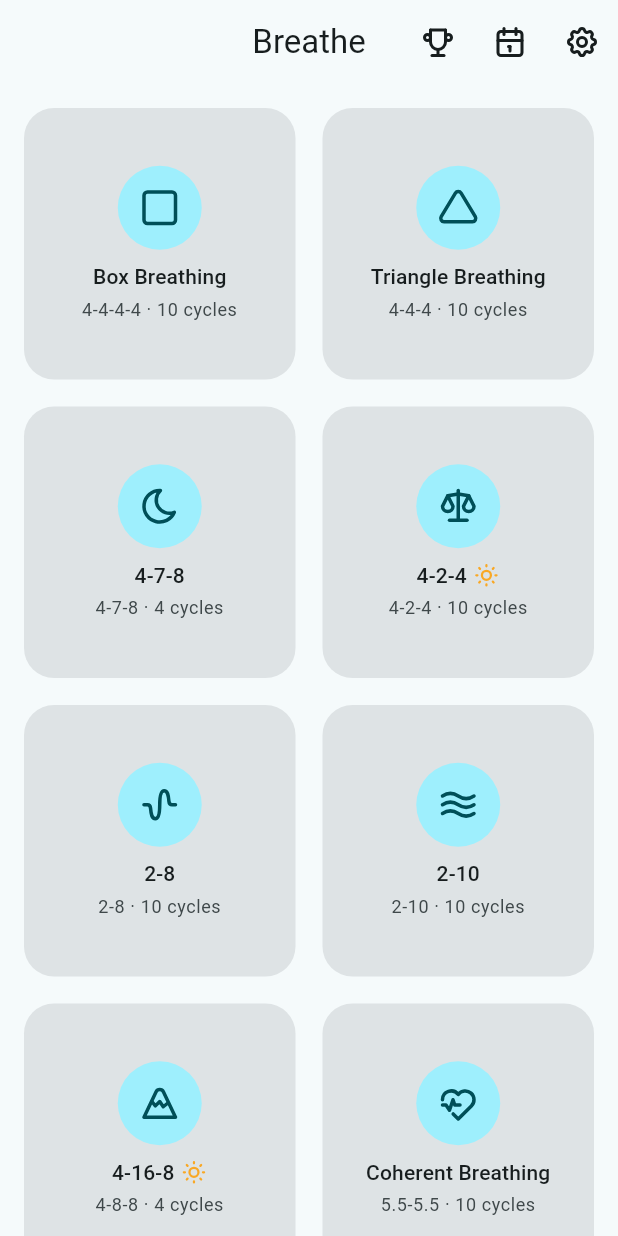
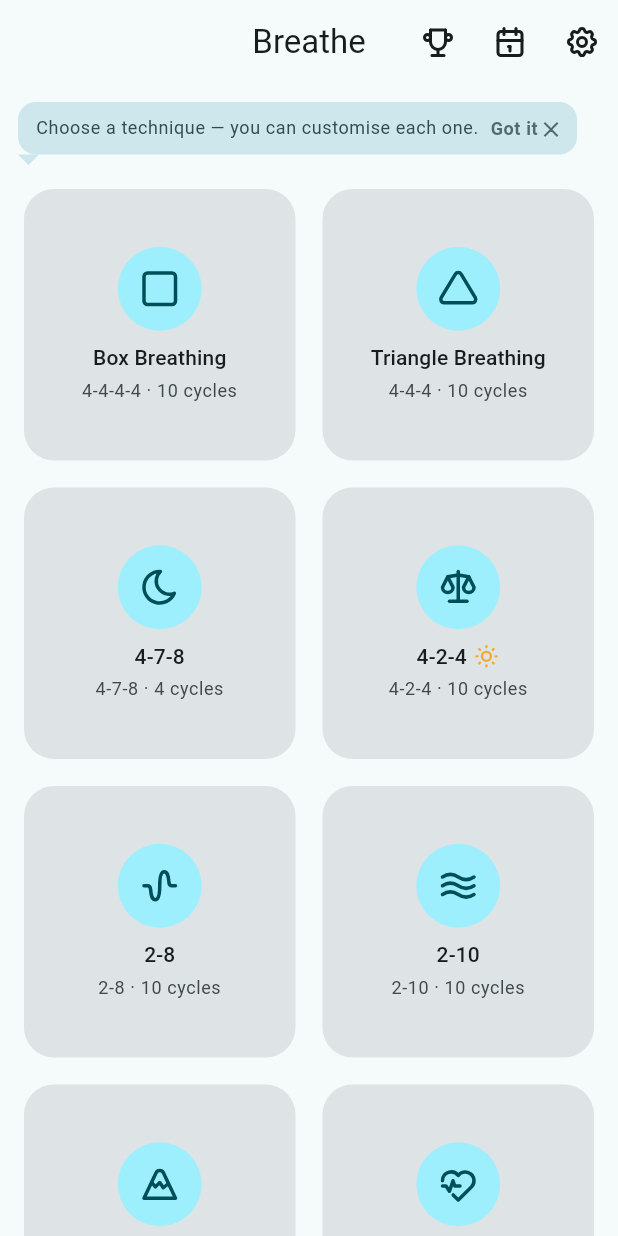
Before and after one commit to gggssaggg-beep/breathin, a Flutter app: the screen it shows after launch, on a phone screen of 412 x 824 dp. Run offline on Flutter 3.47's test engine with Material 3 defaults, Android fonts, the phone set to English and light mode, and no system bars; our stand-ins replace audio_service, just_audio, package_info_plus, path_drawing, shared_preferences, supabase_flutter and 3 more; missing offline and left inert: audio_session, dart:js_interop; accounts and stored records are empty; network calls fail; statements that could not run were skipped.

Commit message:
feat(onboarding): приветствие + обучалки-облачка (№1)
Реализовано sonnet-агентом; агент прервался на лимите ДО проверки —
верификация и правки следующим шагом.

Co-Authored-By: Claude Fable 5 <noreply@anthropic.com>

````diff
--- a/lib/app/app.dart
+++ b/lib/app/app.dart
@@ -2,7 +2,10 @@ import 'package:flutter/material.dart';
 import 'package:url_launcher/url_launcher.dart';
 
 import '../features/home/home_screen.dart';
+import '../features/onboarding/coach_controller.dart';
+import '../features/onboarding/welcome_screen.dart';
 import '../l10n/generated/app_localizations.dart';
+import '../services/onboarding/coach_store.dart';
 import '../services/permissions/notification_permission.dart';
 import '../services/update/update_preferences.dart';
 import '../services/update/update_runtime.dart';
@@ -15,7 +18,15 @@ import 'theme.dart';
 class BreathinApp extends StatefulWidget {
   /// Отключается в тестах: проверка обновлений при старте не нужна.
   final bool checkUpdates;
-  const BreathinApp({super.key, this.checkUpdates = true});
+
+  /// Отключается в тестах: приветственный экран и коучмарки не нужны.
+  final bool showOnboarding;
+
+  const BreathinApp({
+    super.key,
+    this.checkUpdates = true,
+    this.showOnboarding = true,
+  });
 
   @override
   State<BreathinApp> createState() => _BreathinAppState();
@@ -23,15 +34,44 @@ class BreathinApp extends StatefulWidget {
 
 class _BreathinAppState extends State<BreathinApp> {
   final _messengerKey = GlobalKey<ScaffoldMessengerState>();
+  final _store = CoachStore();
+  late final CoachController _coachController;
 
   @override
   void initState() {
     super.initState();
+    _coachController = CoachController(store: _store);
+    if (widget.showOnboarding) {
+      // Загружаем данные контроллера подсказок.
+      _coachController.init();
+    }
     if (widget.checkUpdates) _checkUpdatesOnStart();
     // Разрешение на уведомления (Android 13+, медиа-уведомление сессии) —
     // после первого кадра, чтобы системный диалог лёг поверх готового UI.
-    WidgetsBinding.instance.addPostFrameCallback(
-      (_) => NotificationPermission.ensureRequestedOnce(),
+    WidgetsBinding.instance.addPostFrameCallback((_) {
+      NotificationPermission.ensureRequestedOnce();
+      if (widget.showOnboarding) _maybeShowWelcome();
+    });
+  }
+
+  @override
+  void dispose() {
+    _coachController.dispose();
+    super.dispose();
+  }
+
+  /// Показывает приветственный экран, если пользователь ещё его не видел.
+  /// Вызывается после первого кадра через addPostFrameCallback — безопасно.
+  Future<void> _maybeShowWelcome() async {
+    final seen = await _store.welcomeSeen();
+    if (seen) return;
+    if (!mounted) return;
+    final ctx = _messengerKey.currentContext;
+    if (ctx == null || !ctx.mounted) return;
+    await showDialog<void>(
+      context: ctx,
+      barrierDismissible: false,
+      builder: (_) => WelcomeScreen(store: _store),
     );
   }
 
@@ -89,6 +129,14 @@ class _BreathinAppState extends State<BreathinApp> {
       theme: AppTheme.light(),
       darkTheme: AppTheme.dark(),
       themeMode: ThemeMode.system,
+      // CoachScope вставляется через builder ВНУТРЬ MaterialApp (после
+      // локализаций и темы), но ВЫШЕ Navigator — так он доступен всем
+      // экранам через CoachScope.of(context) и не вызывает бесконечный
+      // rebuild самого MaterialApp.
+      builder: (context, child) => CoachScope(
+        controller: _coachController,
+        child: child!,
+      ),
       home: const HomeScreen(),
     );
   }
--- a/lib/features/home/home_screen.dart
+++ b/lib/features/home/home_screen.dart
@@ -2,6 +2,7 @@ import 'package:flutter/material.dart';
 
 import '../../domain/catalog/techniques.dart';
 import '../../domain/models/technique.dart';
+import '../../features/onboarding/coach_mark.dart';
 import '../../l10n/generated/app_localizations.dart';
 import '../../l10n/technique_texts.dart';
 import '../../ui/icons/breathin_icon.dart';
@@ -18,6 +19,7 @@ import '../stats/stats_screen.dart';
 /// Отображает все 12 техник из [catalog] в GridView 2 колонки.
 /// Для stage2-техник (Вим Хоф) — визуальная пометка «скоро» и приглушённый вид,
 /// но карточка тапабельна и ведёт на [TechniqueCardScreen].
+/// Над сеткой — коучмарк 'home.pick' (показывается один раз).
 class HomeScreen extends StatelessWidget {
   const HomeScreen({super.key});
 
@@ -51,9 +53,23 @@ class HomeScreen extends StatelessWidget {
           ),
         ],
       ),
-      body: GridView.builder(
+      body: Column(
+        crossAxisAlignment: CrossAxisAlignment.start,
+        children: [
+          // Коучмарк над сеткой: показывается один раз при первом запуске.
+          Padding(
+            padding: const EdgeInsets.fromLTRB(12, 12, 12, 0),
+            child: CoachMark(
+              id: 'home.pick',
+              message: l.coachHomePick,
+            ),
+          ),
+          // Сетка техник — занимает оставшееся место и прокручивается.
+          Expanded(
+            child: GridView.builder(
               padding: const EdgeInsets.all(12),
-        gridDelegate: const SliverGridDelegateWithFixedCrossAxisCount(
+              gridDelegate:
+                  const SliverGridDelegateWithFixedCrossAxisCount(
                 crossAxisCount: 2,
                 crossAxisSpacing: 10,
                 mainAxisSpacing: 10,
@@ -72,6 +88,9 @@ class HomeScreen extends StatelessWidget {
                   ),
                 );
               },
+            ),
+          ),
+        ],
       ),
     );
   }
--- /dev/null
+++ b/lib/features/onboarding/coach_controller.dart
@@ -0,0 +1,67 @@
+import 'package:flutter/material.dart';
+
+import '../../services/onboarding/coach_store.dart';
+
+/// Контроллер обучалок — ChangeNotifier поверх [CoachStore].
+///
+/// Хранит кешированный набор закрытых id и флаг готовности (данные загружены).
+/// [shouldShow] безопасно возвращает false до завершения загрузки.
+class CoachController extends ChangeNotifier {
+  final CoachStore _store;
+
+  Set<String> _seen = {};
+  bool _ready = false;
+
+  CoachController({CoachStore? store}) : _store = store ?? CoachStore();
+
+  /// true — данные загружены из хранилища и можно показывать подсказки.
+  bool get isReady => _ready;
+
+  /// Загружает сохранённые id. Вызывать один раз после создания контроллера.
+  Future<void> init() async {
+    _seen = await _store.loadSeen();
+    _ready = true;
+    notifyListeners();
+  }
+
+  /// Нужно ли показывать подсказку с данным [id].
+  bool shouldShow(String id) => _ready && !_seen.contains(id);
+
+  /// Закрывает подсказку [id]: добавляет в seen, персистит, уведомляет.
+  Future<void> dismiss(String id) async {
+    if (_seen.contains(id)) return;
+    _seen = {..._seen, id};
+    notifyListeners();
+    await _store.markSeen(id);
+  }
+
+  /// Сбрасывает все подсказки и приветствие — покажутся заново.
+  Future<void> resetAll() async {
+    await _store.reset();
+    _seen = {};
+    notifyListeners();
+  }
+}
+
+/// InheritedNotifier, который предоставляет [CoachController] вниз по дереву.
+///
+/// Оборачивает всё приложение в app.dart:
+/// ```dart
+/// CoachScope(controller: _coachController, child: MaterialApp(...))
+/// ```
+/// Доступ: `CoachScope.of(context)`.
+class CoachScope extends InheritedNotifier<CoachController> {
+  const CoachScope({
+    super.key,
+    required CoachController controller,
+    required super.child,
+  }) : super(notifier: controller);
+
+  /// Возвращает ближайший [CoachController] из контекста.
+  static CoachController of(BuildContext context) {
+    final scope =
+        context.dependOnInheritedWidgetOfExactType<CoachScope>();
+    assert(scope != null, 'CoachScope не найден в дереве виджетов');
+    return scope!.notifier!;
+  }
+}
--- /dev/null
+++ b/lib/features/onboarding/coach_mark.dart
@@ -0,0 +1,203 @@
+import 'package:flutter/material.dart';
+
+import '../../l10n/generated/app_localizations.dart';
+import 'coach_controller.dart';
+
+/// Инлайн-подсказка-«облачко» (coachmark).
+///
+/// Если контроллер говорит, что подсказку с данным [id] ещё не видели —
+/// рисует пузырёк с уголком-указателем вниз над [child] (или отдельно,
+/// если [child] == null). Тап по пузырьку закрывает его и помечает как
+/// просмотренный в персисте. Появляется с лёгкой анимацией opacity + translateY.
+///
+/// Когда подсказка не нужна — возвращает [child] или [SizedBox.shrink()].
+class CoachMark extends StatefulWidget {
+  /// Уникальный идентификатор подсказки (например, 'home.pick').
+  final String id;
+
+  /// Текст подсказки.
+  final String message;
+
+  /// Виджет под пузырьком (необязателен).
+  final Widget? child;
+
+  const CoachMark({
+    super.key,
+    required this.id,
+    required this.message,
+    this.child,
+  });
+
+  @override
+  State<CoachMark> createState() => _CoachMarkState();
+}
+
+class _CoachMarkState extends State<CoachMark>
+    with SingleTickerProviderStateMixin {
+  late final AnimationController _animCtrl;
+  late final Animation<double> _opacity;
+  late final Animation<double> _translateY;
+
+  /// Кешированное значение shouldShow — обновляем через didChangeDependencies,
+  /// чтобы не вызывать CoachScope.of внутри build AnimatedBuilder (→ цикл).
+  bool _shouldShow = false;
+
+  @override
+  void initState() {
+    super.initState();
+    _animCtrl = AnimationController(
+      vsync: this,
+      duration: const Duration(milliseconds: 250),
+    );
+    _opacity = CurvedAnimation(parent: _animCtrl, curve: Curves.easeOut);
+    _translateY = Tween<double>(begin: 6, end: 0).animate(
+      CurvedAnimation(parent: _animCtrl, curve: Curves.easeOut),
+    );
+  }
+
+  @override
+  void didChangeDependencies() {
+    super.didChangeDependencies();
+    // Читаем shouldShow здесь (а не в build), чтобы AnimatedBuilder не
+    // регистрировал зависимость от CoachScope и не создавал цикл перестроения.
+    final newShow = CoachScope.of(context).shouldShow(widget.id);
+    if (newShow != _shouldShow) {
+      _shouldShow = newShow;
+      if (_shouldShow) {
+        // Запускаем появление после текущего кадра
+        WidgetsBinding.instance.addPostFrameCallback((_) {
+          if (mounted && _shouldShow) _animCtrl.forward();
+        });
+      } else {
+        _animCtrl.reverse();
+      }
+    }
+  }
+
+  @override
+  void dispose() {
+    _animCtrl.dispose();
+    super.dispose();
+  }
+
+  /// Закрыть подсказку с анимацией.
+  Future<void> _dismiss() async {
+    await _animCtrl.reverse();
+    if (!mounted) return;
+    // Читаем контроллер синхронно — mounted гарантирует безопасность.
+    await CoachScope.of(context).dismiss(widget.id);
+  }
+
+  @override
+  Widget build(BuildContext context) {
+    // Когда не нужно показывать и анимация завершена — отдаём только child.
+    if (!_shouldShow && _animCtrl.isDismissed) {
+      return widget.child ?? const SizedBox.shrink();
+    }
+
+    final theme = Theme.of(context);
+    final l = AppLocalizations.of(context);
+
+    final bubble = AnimatedBuilder(
+      animation: _animCtrl,
+      builder: (_, __) {
+        return Opacity(
+          opacity: _opacity.value,
+          child: Transform.translate(
+            offset: Offset(0, _translateY.value),
+            child: Column(
+              crossAxisAlignment: CrossAxisAlignment.start,
+              mainAxisSize: MainAxisSize.min,
+              children: [
+                // Пузырёк
+                GestureDetector(
+                  onTap: _dismiss,
+                  child: Container(
+                    decoration: BoxDecoration(
+                      color: theme.colorScheme.secondaryContainer,
+                      borderRadius: BorderRadius.circular(12),
+                    ),
+                    padding: const EdgeInsets.symmetric(
+                      horizontal: 12,
+                      vertical: 9,
+                    ),
+                    child: Row(
+                      mainAxisSize: MainAxisSize.min,
+                      crossAxisAlignment: CrossAxisAlignment.start,
+                      children: [
+                        // Текст подсказки
+                        Flexible(
+                          child: Text(
+                            widget.message,
+                            style: theme.textTheme.bodySmall?.copyWith(
+                              color:
+                                  theme.colorScheme.onSecondaryContainer,
+                            ),
+                          ),
+                        ),
+                        const SizedBox(width: 8),
+                        // Кнопка закрытия
+                        Text(
+                          '${l.coachDismiss} ✕',
+                          style: theme.textTheme.bodySmall?.copyWith(
+                            color: theme.colorScheme.onSecondaryContainer
+                                .withValues(alpha: 0.8),
+                            fontWeight: FontWeight.w600,
+                          ),
+                        ),
+                      ],
+                    ),
+                  ),
+                ),
+                // Уголок-указатель вниз
+                CustomPaint(
+                  size: const Size(14, 7),
+                  painter: _DownArrowPainter(
+                    color: theme.colorScheme.secondaryContainer,
+                  ),
+                ),
+              ],
+            ),
+          ),
+        );
+      },
+    );
+
+    if (widget.child == null) return bubble;
+
+    return Column(
+      crossAxisAlignment: CrossAxisAlignment.start,
+      mainAxisSize: MainAxisSize.min,
+      children: [
+        bubble,
+        widget.child!,
+      ],
+    );
+  }
+}
+
+/// Рисует маленький треугольник-стрелку, указывающий вниз.
+/// Используется как «уголок» под пузырьком подсказки.
+class _DownArrowPainter extends CustomPainter {
+  final Color color;
+
+  const _DownArrowPainter({required this.color});
+
+  @override
+  void paint(Canvas canvas, Size size) {
+    final paint = Paint()
+      ..color = color
+      ..style = PaintingStyle.fill;
+
+    final path = Path()
+      ..moveTo(0, 0)
+      ..lineTo(size.width, 0)
+      ..lineTo(size.width / 2, size.height)
+      ..close();
+
+    canvas.drawPath(path, paint);
+  }
+
+  @override
+  bool shouldRepaint(_DownArrowPainter old) => old.color != color;
+}
--- a/lib/features/session_setup/session_setup_screen.dart
+++ b/lib/features/session_setup/session_setup_screen.dart
@@ -1,6 +1,7 @@
 import 'package:flutter/material.dart';
 
 import '../../data/technique_settings_repository.dart';
+import '../../features/onboarding/coach_mark.dart';
 import '../../domain/engine/phase_scaling.dart';
 import '../../domain/engine/session_plan.dart';
 import '../../domain/engine/session_plan_compiler.dart';
@@ -183,6 +184,11 @@ class _SessionSetupScreenState extends State<SessionSetupScreen> {
           const SizedBox(height: 8),
 
           // --- Сопровождение ---
+          // Коучмарк над секцией: показывается один раз
+          CoachMark(
+            id: 'setup.feedback',
+            message: l.coachSetupFeedback,
+          ),
           _SectionHeader(title: l.feedbackSection),
           _buildFeedbackSection(l, s),
           const SizedBox(height: 16),
--- a/lib/l10n/app_en.arb
+++ b/lib/l10n/app_en.arb
@@ -243,6 +243,15 @@
   "feedbackAction": "Feedback",
   "communityChatAction": "Our community chat",
 
+  "welcomeBody": "Simple breathing practices for every day — calm down, focus, or recharge.",
+  "welcomeStart": "Start",
+  "coachHomePick": "Choose a technique — you can customise each one.",
+  "coachCardStart": "Tap to set the duration, sound and begin.",
+  "coachSetupFeedback": "Turn on sound, metronome or vibration — whatever feels right.",
+  "coachDismiss": "Got it",
+  "replayOnboarding": "Replay tutorial",
+  "onboardingReset": "Tips will be shown again",
+
   "pauseAction": "Pause",
   "resumeAction": "Resume",
   "stopAction": "Stop",
````
Also changed, not shown: lib/features/catalog/technique_card_screen.dart (+9 -0 lines), lib/features/onboarding/welcome_screen.dart (added, +78 -0 lines), lib/features/settings/settings_screen.dart (+27 -0 lines), lib/l10n/app_ru.arb (+9 -0 lines), lib/services/onboarding/coach_store.dart (added, +64 -0 lines), lib/l10n/generated/app_localizations.dart, lib/l10n/generated/app_localizations_en.dart, lib/l10n/generated/app_localizations_ru.dart, 3 other files. Lines whose indentation alone changed are shown as unchanged.
